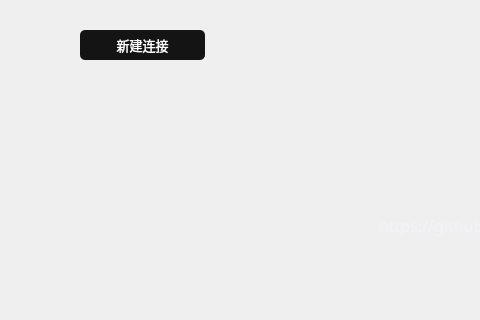
Before: the Qt Designer form Fdog-Kit-Zookeeper/module_zookeeper/zookeepermanagewidget.ui in HuaGouFdog/Fdog-Kit, drawn with Qt 5; both pictures show x 0 to 480 and y 0 to 320 of the 853 by 515 pixel window.
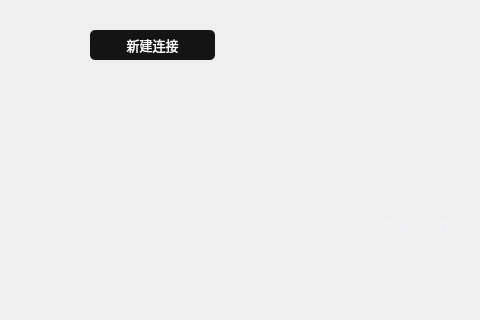
After: the same form once the commit is applied. Icons and pictures are not drawn.

```diff
--- a/Fdog-Kit-Zookeeper/module_zookeeper/zookeepermanagewidget.ui
+++ b/Fdog-Kit-Zookeeper/module_zookeeper/zookeepermanagewidget.ui
@@ -24,7 +24,7 @@
     <number>0</number>
    </property>
    <property name="leftMargin">
-    <number>0</number>
+    <number>10</number>
    </property>
    <property name="topMargin">
     <number>10</number>
@@ -33,7 +33,7 @@
     <number>10</number>
    </property>
    <property name="bottomMargin">
-    <number>0</number>
+    <number>10</number>
    </property>
    <item>
     <widget class="QWidget" name="widget_left" native="true">
@@ -59,6 +59,9 @@
 border-image: url(:/lib/back2.png);
 border-right:0px solid rgba(108, 117, 125, 65); 
 border-top-right-radius: 10px;
+border-bottom-right-radius: 10px;
+border-top-left-radius: 10px;
+border-bottom-left-radius: 10px;
 }
 QScrollBar:vertical{
     width: 10px;
@@ -293,7 +296,7 @@
               <x>0</x>
               <y>0</y>
               <width>180</width>
-              <height>425</height>
+              <height>415</height>
              </rect>
             </property>
             <property name="styleSheet">
```
